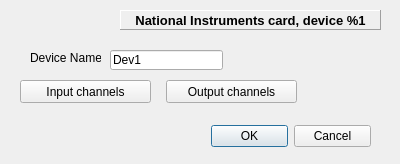
Qt form src/gui/NIDAQDlg.ui (CompEphys-team/stdpc) before a commit.
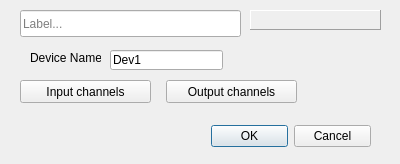
The same form after that commit.

Commit message: Added DAQ/Model labels to parameter dialog

Patch:
```diff
--- a/src/gui/NIDAQDlg.ui
+++ b/src/gui/NIDAQDlg.ui
@@ -61,9 +61,9 @@
    </property>
    <property name="geometry">
     <rect>
-     <x>120</x>
+     <x>250</x>
      <y>10</y>
-     <width>261</width>
+     <width>131</width>
      <height>20</height>
     </rect>
    </property>
@@ -93,7 +93,7 @@
     <number>0</number>
    </property>
    <property name="text">
-    <string>National Instruments card, device %1</string>
+    <string/>
    </property>
    <property name="alignment">
     <set>Qt::AlignCenter</set>
@@ -125,6 +125,19 @@
     <string>Input channels</string>
    </property>
   </widget>
+  <widget class="QLineEdit" name="leLabel">
+   <property name="geometry">
+    <rect>
+     <x>20</x>
+     <y>10</y>
+     <width>221</width>
+     <height>27</height>
+    </rect>
+   </property>
+   <property name="placeholderText">
+    <string>Label...</string>
+   </property>
+  </widget>
  </widget>
  <tabstops>
   <tabstop>DeviceNameE</tabstop>
```
The commit also changes 14 other files.
